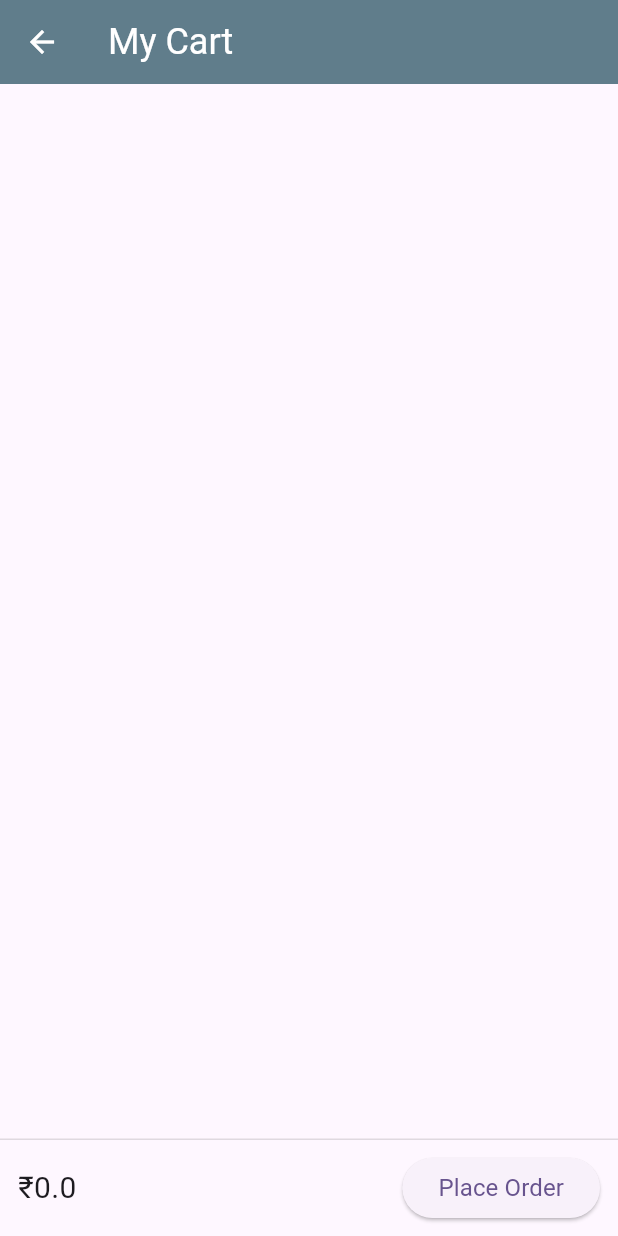
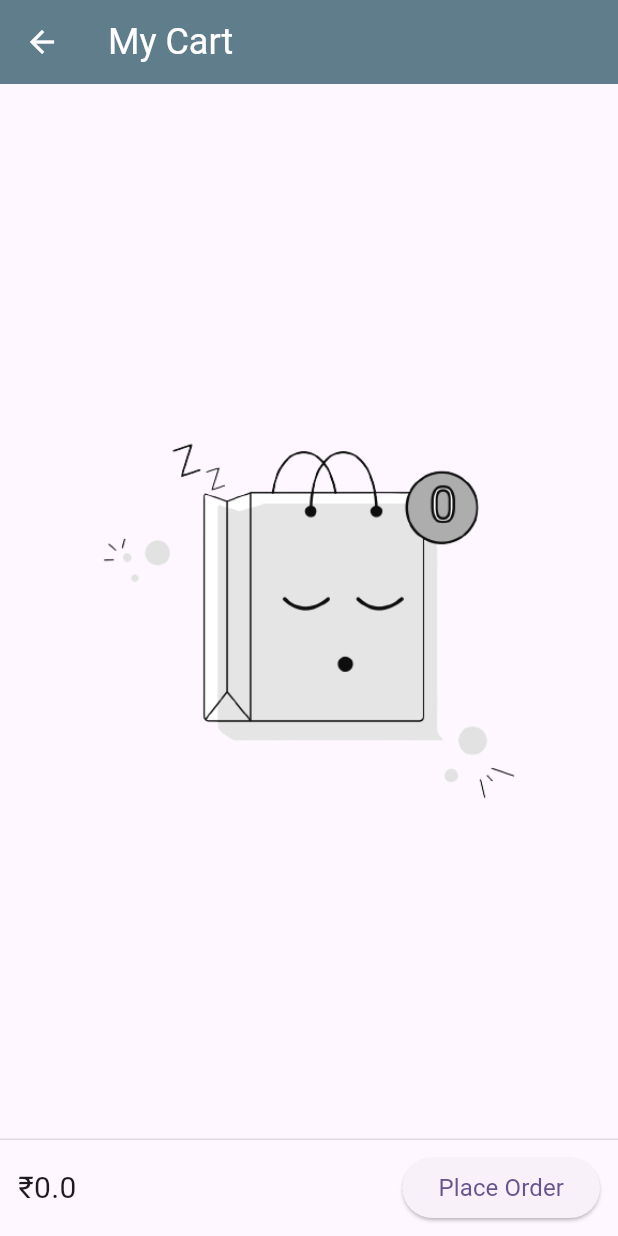
Before and after one commit to HeySitam/E-Market, a Flutter app: the ProductDetailViewPage screen opened directly with empty values, after a tap on the "shopping cart" icon, on a phone screen of 412 x 824 dp. Run offline on Flutter 3.47's test engine with Material 2 defaults, Android fonts, the light colour scheme and no system bars; our stand-ins replace dio, get_it; network calls fail.

Commit message:
Bug & Design Fixing
- cart is opening from all_category_page
- Cart Icon is clickable when cart item count is showing
- app bar separation
- selected item count showing properly after deletion
- An illustration will be shown at cart being empty
- Total count should be shown with two decimal places only.

```diff
--- a/lib/features/prodouct_management/presentation/ui/pages/cart_view_page.dart
+++ b/lib/features/prodouct_management/presentation/ui/pages/cart_view_page.dart
@@ -2,10 +2,12 @@ import 'package:flutter/material.dart';
 import 'package:goriber_marketplace/core/utils/supporting_widgets.dart';
 import 'package:goriber_marketplace/features/prodouct_management/presentation/entities/cart_info.dart';
 import 'package:goriber_marketplace/features/prodouct_management/presentation/ui/pages/product_detail_view_page.dart';
+import 'package:goriber_marketplace/features/prodouct_management/presentation/ui/widgets/my_app_bar.dart';
 import 'package:goriber_marketplace/features/prodouct_management/presentation/viewmodels/cart_info_viewmodel.dart';
 import 'package:provider/provider.dart';
 
 import '../../../../../core/utils/util.dart';
+import '../widgets/quantity_setter.dart';
 
 class CartViewPage extends StatelessWidget {
   const CartViewPage({super.key});
@@ -13,57 +15,55 @@ class CartViewPage extends StatelessWidget {
   @override
   Widget build(BuildContext context) {
     return Scaffold(
-      appBar: AppBar(
-        title: const Text(
-          "My Cart",
-          style: TextStyle(
-              fontSize: 24,
-              fontFamily: 'Roboto',
-              fontWeight: FontWeight.w500,
-              color: Colors.white
-          ),
-        ),
-        backgroundColor: Colors.blueGrey,
-        iconTheme: const IconThemeData(color: Colors.white),
-      ),
+      appBar: AppBarBuilder.build(
+          context: context,
+          title: "My Cart",
+          shouldCenterTitle: false,
+          shouldCartIconVisible: false,
+          fontSize: 24),
       body: Column(
         children: [
           Expanded(
             child: Consumer<CartInfoViewModel>(
-              builder: (context, vm, child){
+              builder: (context, vm, child) {
                 final cartInfoList = vm.cartInfoList;
-                return ListView.separated(
+                return cartInfoList.isNotEmpty ? ListView.separated(
                     itemCount: cartInfoList.length,
-                    separatorBuilder: (context,pos) => HorizontalLine(
+                    separatorBuilder: (context, pos) => HorizontalLine(
                         lineWidth: 2,
                         length: MediaQuery.of(context).size.width,
                         color: Colors.black12),
-                    itemBuilder: (context, pos){
-                      return CartListItem(cartInfoList[pos],context);
-                    }
+                    itemBuilder: (context, pos) {
+                      return CartListItem(cartInfoList[pos], context);
+                    }) : Image.asset('assets/images/empty_cart.png');
+              },
+            ),
+          ),
+          HorizontalLine(
+              lineWidth: 1,
+              length: MediaQuery.of(context).size.width,
+              color: Colors.black12),
+          Padding(
+            padding: const EdgeInsets.symmetric(horizontal: 12, vertical: 8),
+            child: Row(
+              children: [
+                Expanded(
+                  child: Consumer<CartInfoViewModel>(
+                    builder: (context, vm, chiild) {
+                      return Text(
+                        "₹${vm.calculateTotal()}",
+                        style: const TextStyle(
+                            fontSize: 20, fontWeight: FontWeight.w500),
                       );
                     },
                   ),
                 ),
-          HorizontalLine(lineWidth: 1,
-              length: MediaQuery.of(context).size.width,
-          color: Colors.black12),
-          Padding(
-            padding: EdgeInsets.symmetric(horizontal: 12,vertical: 8),
-            child: Row(
-              children: [
-                Expanded(
-                  child: Consumer<CartInfoViewModel>(
-                    builder: (context,vm,chiild){
-                      return Text("₹${vm.calculateTotal()}",
-                        style: TextStyle(fontSize: 20,fontWeight: FontWeight.w500),);
-                    },
-                  ),
-                ),
                 ElevatedButton(
-                    onPressed: (){},
-                    child: Text("Place Order",
-                  style: TextStyle(fontSize: 16),))
+                    onPressed: () {},
+                    child: const Text(
+                      "Place Order",
+                      style: TextStyle(fontSize: 16),
+                    ))
               ],
             ),
           )
@@ -72,30 +72,37 @@ class CartViewPage extends StatelessWidget {
     );
   }
 
-  Widget CartListItem(CartInfo cartInfo,BuildContext context){
-    final cartVM = Provider.of<CartInfoViewModel>(context,listen: false);
+  Widget CartListItem(CartInfo cartInfo, BuildContext context) {
+    // final cartVM = Provider.of<CartInfoViewModel>(context,listen: false);
+    return Consumer<CartInfoViewModel>(builder: (context, cartVM, child) {
       return ListTile(
         leading: ClipRRect(
           borderRadius: BorderRadius.circular(8),
           child: Image.network(cartInfo.imgUrl ?? Util.noImageFoundUrl),
         ),
-      title: Text(cartInfo.title ?? "Not Found!",
+        title: Text(
+          cartInfo.title ?? "Not Found!",
           maxLines: 1,
-        overflow: TextOverflow.ellipsis,),
+          overflow: TextOverflow.ellipsis,
+        ),
         subtitle: Row(
           children: [
             Expanded(child: Text("Rs. ${cartInfo.price ?? 0.0}")),
             QuantitySetter(
-            qtyCallBack: (qty) => cartVM.editItemQuantity(cartInfo.id!, qty),
+             // qtyCallBack: (qty) => cartVM.editItemQuantity(cartInfo.id!, qty),
               productId: cartInfo.id!,
             )
           ],
         ),
         trailing: InkWell(
-          onTap: (){
+            onTap: () {
               cartVM.deleteFromCart(cartInfo.id!);
             },
-          child: Icon(Icons.delete, color: Colors.blueGrey,)),
+            child: const Icon(
+              Icons.delete,
+              color: Colors.blueGrey,
+            )),
       );
+    });
   }
 }
--- a/lib/features/prodouct_management/presentation/ui/pages/product_detail_view_page.dart
+++ b/lib/features/prodouct_management/presentation/ui/pages/product_detail_view_page.dart
@@ -3,6 +3,7 @@ import 'package:goriber_marketplace/core/utils/supporting_widgets.dart';
 import 'package:goriber_marketplace/core/utils/util.dart';
 import 'package:goriber_marketplace/features/prodouct_management/presentation/entities/cart_info.dart';
 import 'package:goriber_marketplace/features/prodouct_management/presentation/ui/pages/cart_view_page.dart';
+import 'package:goriber_marketplace/features/prodouct_management/presentation/ui/widgets/my_app_bar.dart';
 import 'package:goriber_marketplace/features/prodouct_management/presentation/viewmodels/cart_info_viewmodel.dart';
 import 'package:provider/provider.dart';
 
@@ -10,6 +11,7 @@ import '../../../../../core/error/failures.dart';
 import '../../../../../core/utils/api_response.dart';
 import '../../entities/product_info.dart';
 import '../../viewmodels/product_info_viewmodel.dart';
+import '../widgets/quantity_setter.dart';
 
 class ProductDetailViewPage extends StatelessWidget {
   final _imgHt = 300.0;
@@ -30,38 +32,10 @@ class ProductDetailViewPage extends StatelessWidget {
   Widget build(BuildContext context) {
     final cartVM = Provider.of<CartInfoViewModel>(context, listen: false);
     return Scaffold(
-        appBar: AppBar(
-          backgroundColor: Colors.blueGrey,
-          iconTheme: IconThemeData(color: Colors.white),
-          actions: <Widget>[
-            Stack(
-              children: [
-                IconButton(
-                  icon: Icon(
-                    Icons.shopping_cart,
-                    color: Colors.white,
-                  ),
-                  onPressed: () {
-                    // do something
-                    Navigator.push(context,
-                    MaterialPageRoute(builder: (context)=> CartViewPage()));
-                  },
-                ),
-                Consumer<CartInfoViewModel>(
-                  builder: (context,cartVM,child){
-                    return Visibility(
-                      visible: cartVM.cartInfoList.isNotEmpty,
-                      child: CircleAvatar(
-                        radius: 12,
-                        child: Text("${cartVM.cartInfoList.length}"),
-                      ),
-                    );
-                  },
-                )
-              ],
-            )
-          ],
-        ),
+        appBar: AppBarBuilder.build(
+            context: context,
+            title: "",
+            shouldCenterTitle: false),
         body: Column(
           children: [
             Image.network(info.imageUrl ?? Util.noImageFoundUrl,
@@ -119,21 +93,21 @@ class ProductDetailViewPage extends StatelessWidget {
                           color: Colors.black45
                       ),),
                   ),
-                  Padding(
-                    padding: EdgeInsets.only(top: 12),
-                    child: Row(
-                      children: [
-                        Expanded(child: Text("Select Qty.",
-                          style: TextStyle(
-                              fontSize: 18,
-                              fontWeight: FontWeight.w500
-                          ),),),
-                        Padding(
-                            padding: EdgeInsets.only(right: 12),
-                            child: QuantitySetter(qtyCallBack: _selectedQtyCallBack, productId: info.id!,))
-                      ],
-                    ),
-                  ),
+                  // Padding(
+                  //   padding: EdgeInsets.only(top: 12),
+                  //   child: Row(
+                  //     children: [
+                  //       Expanded(child: Text("Select Qty.",
+                  //         style: TextStyle(
+                  //             fontSize: 18,
+                  //             fontWeight: FontWeight.w500
+                  //         ),),),
+                  //       Padding(
+                  //           padding: EdgeInsets.only(right: 12),
+                  //           child: QuantitySetter(qtyCallBack: _selectedQtyCallBack, productId: info.id!,))
+                  //     ],
+                  //   ),
+                  // ),
                 ],
               ),
             ),
@@ -167,77 +141,3 @@ class ProductDetailViewPage extends StatelessWidget {
     );
   }
 }
-
-typedef void SelectedQtyCallBack(int qty);
-
-class QuantitySetter extends StatefulWidget {
-  SelectedQtyCallBack qtyCallBack;
-  int productId;
-  QuantitySetter({super.key, required this.qtyCallBack, required this.productId});
-
-  @override
-  State<QuantitySetter> createState() => _QuantitySetterState();
-}
-
-class _QuantitySetterState extends State<QuantitySetter> {
-  int _qty = 1;
-  late CartInfoViewModel cartVM;
-
-  @override
-  void initState() {
-    cartVM = Provider.of<CartInfoViewModel>(context,listen: false);
-    _qty = cartVM.getSelectedQty(widget.productId);
-    super.initState();
-  }
-
-  @override
-  Widget build(BuildContext context) {
-    return Container(
-      width: 100,
-      height: 40,
-      decoration: BoxDecoration(
-          borderRadius: BorderRadius.circular(16),
-          color: Colors.black12),
-      child: Row(
-        children: [
-          Expanded(
-            child: InkWell(
-              onTap: () {
-                if (_qty > 1) {
-                  _qty --;
-                  widget.qtyCallBack(_qty);
-                }
-                setState(() {});
-              },
-              child: Center(
-                child: Text('-',
-                  style: TextStyle(color: Colors.green, fontSize: 20),),
-              ),
-            ),
-          ),
-          Expanded(
-            child: Center(
-              child: Text(_qty.toString(),
-                style: TextStyle(color: Colors.black, fontSize: 16),),
-            ),
-          ),
-          Expanded(
-            child: InkWell(
-              onTap: () {
-                if (_qty < 50) {
-                  _qty ++;
-                  widget.qtyCallBack(_qty);
-                }
-                setState(() {});
-              },
-              child: Center(
-                child: Text('+',
-                  style: TextStyle(color: Colors.green, fontSize: 20),),
-              ),
-            ),
-          )
-        ],
-      ),
-    );
-  }
-}
--- /dev/null
+++ b/lib/features/prodouct_management/presentation/ui/widgets/my_app_bar.dart
@@ -0,0 +1,68 @@
+import 'package:flutter/material.dart';
+import 'package:provider/provider.dart';
+
+import '../../viewmodels/cart_info_viewmodel.dart';
+import '../pages/cart_view_page.dart';
+
+class AppBarBuilder extends AppBar{
+  AppBarBuilder({super.key});
+  static AppBar build({
+    required BuildContext context,
+    required String title,
+    required bool shouldCenterTitle,
+    bool shouldCartIconVisible = true,
+    double fontSize = 30
+  }) {
+    return AppBar(
+      centerTitle: shouldCenterTitle,
+      title: Text(
+        title,
+        style: TextStyle(
+            fontSize: fontSize,
+            fontFamily: 'Roboto',
+            fontWeight: FontWeight.w500,
+            color: Colors.white
+        ),
+      ),
+      backgroundColor: Colors.blueGrey,
+      iconTheme: const IconThemeData(color: Colors.white),
+      actions: <Widget>[
+        Visibility(
+          visible: shouldCartIconVisible,
+          child: InkWell(
+            onTap: (){
+              Navigator.push(context,
+                  MaterialPageRoute(builder: (context) => const CartViewPage())
+              );
+            },
+            child: Stack(
+              children: [
+                const SizedBox(
+                  height: 40,
+                  width: 40,
+                  child: Icon(
+                    Icons.shopping_cart,
+                    color: Colors.white,
+                    size: 28,
+                  ),
+                ),
+                Consumer<CartInfoViewModel>(
+                  builder: (context,cartVM,child){
+                    return Visibility(
+                      visible: cartVM.cartInfoList.isNotEmpty,
+                      child: CircleAvatar(
+                        radius: 12,
+                        child: Text("${cartVM.cartInfoList.length}"),
+                      ),
+                    );
+                  },
+                )
+              ],
+            ),
+          ),
+        )
+      ],
+    );
+  }
+
+}
```
Also changed, not shown: lib/features/prodouct_management/presentation/ui/pages/all_product_page.dart (+7 -39 lines), lib/features/prodouct_management/presentation/ui/pages/category_wise_product_page.dart (+6 -43 lines), lib/features/prodouct_management/presentation/ui/widgets/quantity_setter.dart (added, +63 -0 lines), lib/features/prodouct_management/presentation/viewmodels/cart_info_viewmodel.dart (+10 -0 lines), assets/images/empty_cart.png (added), assets/images/no_network.png (added), assets/images/on_error_pic.png (added), 1 other file. Lines whose indentation alone changed are shown as unchanged.
